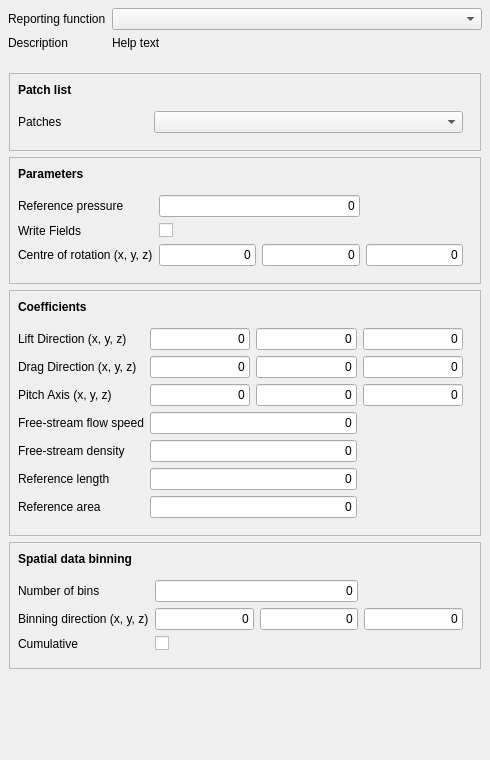
This is core/gui/TaskPanelCfdReportingFunctions.ui in jaheyns/CfdOF as Qt 5 draws it before an edit. The edited form follows.
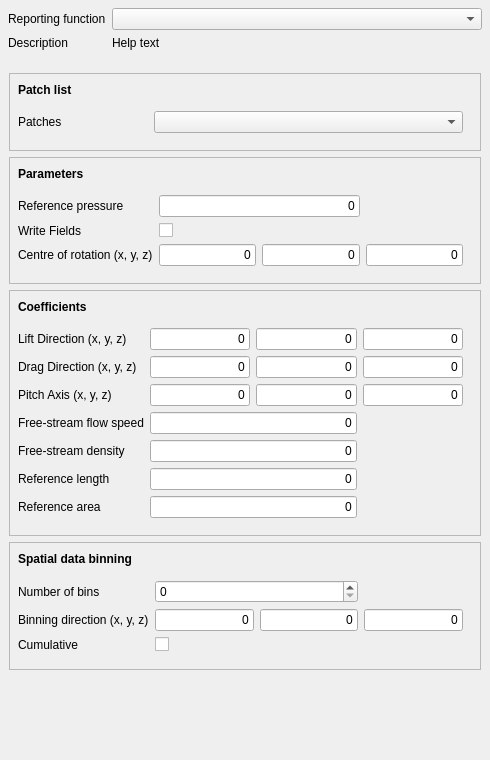
This is the edited form. Custom widgets are drawn as their Qt base class.

Commit message: Clean up reporting functions loading/storing

Patch:
```diff
--- a/core/gui/TaskPanelCfdReportingFunctions.ui
+++ b/core/gui/TaskPanelCfdReportingFunctions.ui
@@ -963,32 +963,7 @@
              </widget>
             </item>
             <item row="0" column="1" colspan="2">
-             <widget class="Gui::InputField" name="inputNBins">
-              <property name="sizePolicy">
-               <sizepolicy hsizetype="Preferred" vsizetype="Fixed">
-                <horstretch>0</horstretch>
-                <verstretch>0</verstretch>
-               </sizepolicy>
-              </property>
-              <property name="text">
-               <string>0</string>
-              </property>
-              <property name="alignment">
-               <set>Qt::AlignRight|Qt::AlignTrailing|Qt::AlignVCenter</set>
-              </property>
-              <property name="singleStep" stdset="0">
-               <double>0.010000000000000</double>
-              </property>
-              <property name="minimum" stdset="0">
-               <double>0.000000000000000</double>
-              </property>
-              <property name="unit" stdset="0">
-               <string notr="true"/>
-              </property>
-              <property name="format" stdset="0">
-               <number>0</number>
-              </property>
-             </widget>
+             <widget class="QSpinBox" name="inputNBins"/>
             </item>
            </layout>
           </item>
```
Left out of the diff: 1 changed line with no effect on the pictures. The commit also changes 4 other files.
